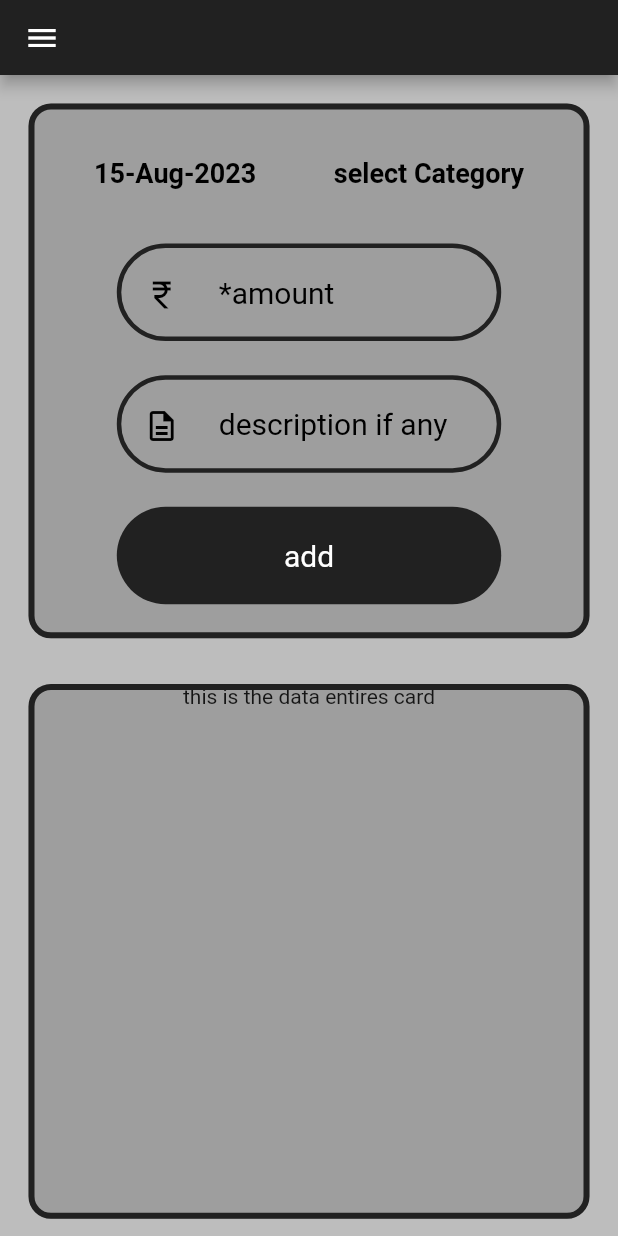
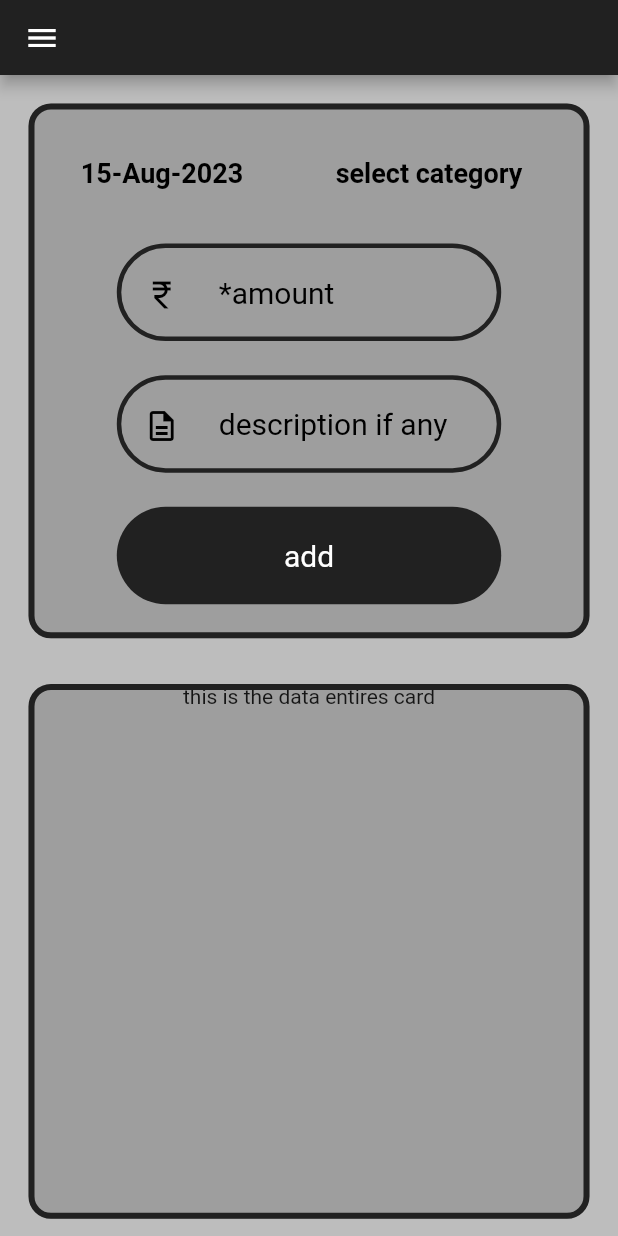
Before and after one commit to DILPREET1910/expense-tracker, a Flutter app: the screen it shows once a user with an empty profile is signed in, on a phone screen of 412 x 824 dp. Run offline on Flutter 3.47's test engine with Material 2 defaults, Android fonts, the phone set to English and light mode, and no system bars; our stand-ins replace firebase_auth, firebase_core, firebase_database, flutter_spinkit, google_fonts; accounts and stored records are empty; Roboto replaces fonts that are missing (Ubuntu).

Commit message:
select category text overflow and null safety

```diff
--- a/lib/widgets/dataAdderCard.dart
+++ b/lib/widgets/dataAdderCard.dart
@@ -126,7 +126,7 @@ class _WidgetsDataAdderCardState extends State<WidgetsDataAdderCard> {
   DateTime _dateTime = DateTime.now();
 
   //Category variable
-  String category = 'select Category';
+  String? category;
 
   @override
   Widget build(BuildContext context) {
@@ -145,10 +145,11 @@ class _WidgetsDataAdderCardState extends State<WidgetsDataAdderCard> {
         children: [
           //START: Date and Catergory picker
           Row(
-            mainAxisAlignment: MainAxisAlignment.spaceEvenly,
             children: [
               //START: Date Picker
-              TextButton(
+              Expanded(
+                flex: 1,
+                child: TextButton(
                     onPressed: _showDatePicker,
                     child: Text(
                       DateFormat("d-MMM-yyyy").format(_dateTime),
@@ -157,18 +158,26 @@ class _WidgetsDataAdderCardState extends State<WidgetsDataAdderCard> {
                           color: Colors.black,
                           fontWeight: FontWeight.w700),
                     )),
+              ),
               //END: Date Picker
               //START: Category Picker
-              TextButton(
+              Expanded(
+                flex: 1,
+                child: TextButton(
                     onPressed: _selectCategory,
                     child: Text(
-                    category,
+                      category ?? 'select category',
+                      overflow: TextOverflow.ellipsis,
+                      softWrap: false,
+                      maxLines: 1,
                       style: GoogleFonts.ubuntu(
                           fontSize: 18,
                           color: Colors.black,
                           fontWeight: FontWeight.w700),
-                  ))
+                    )),
+              ),
               //END: Category Picker
+              const SizedBox(width: 18)
             ],
           ),
           //END: Date and Category picker
```
Lines whose indentation alone changed are shown as unchanged.
